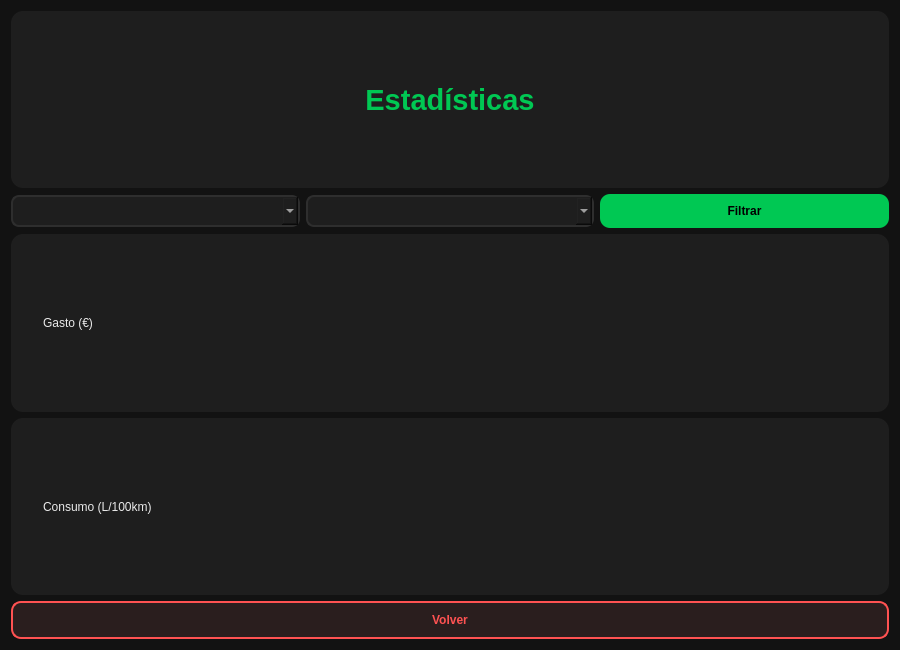
The window that app/vista/estadisticas.ui (cristobaldp/Kilometro_Kilometro_Python) describes before a commit, drawn with Qt 5.
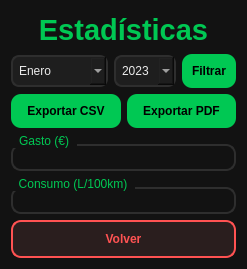
The same window after the commit.

Commit message: Mejora de las estadisticas

```diff
--- a/app/vista/estadisticas.ui
+++ b/app/vista/estadisticas.ui
@@ -6,8 +6,8 @@
    <rect>
     <x>0</x>
     <y>0</y>
-    <width>900</width>
-    <height>650</height>
+    <width>239</width>
+    <height>269</height>
    </rect>
   </property>
   <property name="windowTitle">
@@ -43,7 +43,7 @@
     border-radius: 10px;
     padding: 10px;
     font-weight: bold;
-    color: #000000;
+    color: #000;
 }
 
 QPushButton:hover {
@@ -61,15 +61,20 @@
     color: #000000;
 }
 
-QFrame {
-    background-color: #1e1e1e;
-    border-radius: 12px;
-    padding: 10px;
+QGroupBox {
+    border: 2px solid #2e2e2e;
+    border-radius: 10px;
+    margin-top: 10px;
+}
+
+QGroupBox::title {
+    subcontrol-origin: margin;
+    subcontrol-position: top left;
+    padding: 0 6px;
+    color: #00c853;
 }
    </string>
   </property>
-
-  <!-- ================= LAYOUT PRINCIPAL ================= -->
   <layout class="QVBoxLayout">
 
    <!-- TÍTULO -->
@@ -83,6 +88,7 @@
      </property>
      <property name="font">
       <font>
+       <family>Segoe UI</family>
        <pointsize>22</pointsize>
        <bold>true</bold>
       </font>
@@ -95,13 +101,103 @@
     <layout class="QHBoxLayout">
 
      <item>
-      <widget class="QComboBox" name="comboMes"/>
+      <widget class="QComboBox" name="comboMes">
+       <item>
+        <property name="text">
+         <string>Enero</string>
+        </property>
+       </item>
+       <item>
+        <property name="text">
+         <string>Febrero</string>
+        </property>
+       </item>
+       <item>
+        <property name="text">
+         <string>Marzo</string>
+        </property>
+       </item>
+       <item>
+        <property name="text">
+         <string>Abril</string>
+        </property>
+       </item>
+       <item>
+        <property name="text">
+         <string>Mayo</string>
+        </property>
+       </item>
+       <item>
+        <property name="text">
+         <string>Junio</string>
+        </property>
+       </item>
+       <item>
+        <property name="text">
+         <string>Julio</string>
+        </property>
+       </item>
+       <item>
+        <property name="text">
+         <string>Agosto</string>
+        </property>
+       </item>
+       <item>
+        <property name="text">
+         <string>Septiembre</string>
+        </property>
+       </item>
+       <item>
+        <property name="text">
+         <string>Octubre</string>
+        </property>
+       </item>
+       <item>
+        <property name="text">
+         <string>Noviembre</string>
+        </property>
+       </item>
+       <item>
+        <property name="text">
+         <string>Diciembre</string>
+        </property>
+       </item>
+      </widget>
      </item>
-
      <item>
-      <widget class="QComboBox" name="comboAnio"/>
+      <widget class="QComboBox" name="comboAnio">
+       <item>
+        <property name="text">
+         <string>2023</string>
+        </property>
+       </item>
+       <item>
+        <property name="text">
+         <string>2024</string>
+        </property>
+       </item>
+       <item>
+        <property name="text">
+         <string>2025</string>
+        </property>
+       </item>
+       <item>
+        <property name="text">
+         <string>2026</string>
+        </property>
+       </item>
+       <item>
+        <property name="text">
+         <string>2027</string>
+        </property>
+       </item>
+       <item>
+        <property name="text">
+         <string>2028</string>
+        </property>
+       </item>
+      </widget>
      </item>
-
      <item>
       <widget class="QPushButton" name="btnFiltrar">
        <property name="text">
@@ -115,35 +211,39 @@
 
    <!-- GRÁFICA GASTO -->
    <item>
-    <widget class="QFrame">
-     <layout class="QVBoxLayout" name="layoutGasto">
-      <item>
-       <widget class="QLabel">
-        <property name="text">
-         <string>Gasto (€)</string>
-        </property>
-       </widget>
-      </item>
-     </layout>
+    <layout class="QHBoxLayout">
+     <item>
+      <widget class="QPushButton" name="btnExportCSV">
+       <property name="text">
+        <string>Exportar CSV</string>
+       </property>
+      </widget>
+     </item>
+     <item>
+      <widget class="QPushButton" name="btnExportPDF">
+       <property name="text">
+        <string>Exportar PDF</string>
+       </property>
+      </widget>
+     </item>
+    </layout>
+   </item>
+   <item>
+    <widget class="QGroupBox" name="groupGasto">
+     <property name="title">
+      <string>Gasto (€)</string>
+     </property>
+     <layout class="QVBoxLayout" name="layoutGasto"/>
     </widget>
    </item>
-
-   <!-- GRÁFICA CONSUMO -->
    <item>
-    <widget class="QFrame">
-     <layout class="QVBoxLayout" name="layoutConsumo">
-      <item>
-       <widget class="QLabel">
-        <property name="text">
-         <string>Consumo (L/100km)</string>
-        </property>
-       </widget>
-      </item>
-     </layout>
+    <widget class="QGroupBox" name="groupConsumo">
+     <property name="title">
+      <string>Consumo (L/100km)</string>
+     </property>
+     <layout class="QVBoxLayout" name="layoutConsumo"/>
     </widget>
    </item>
-
-   <!-- BOTÓN VOLVER -->
    <item>
     <widget class="QPushButton" name="btnVolver">
      <property name="text">
```
Left out of the diff: 25 changed lines with no effect on the pictures. The commit also changes 14 other files.
